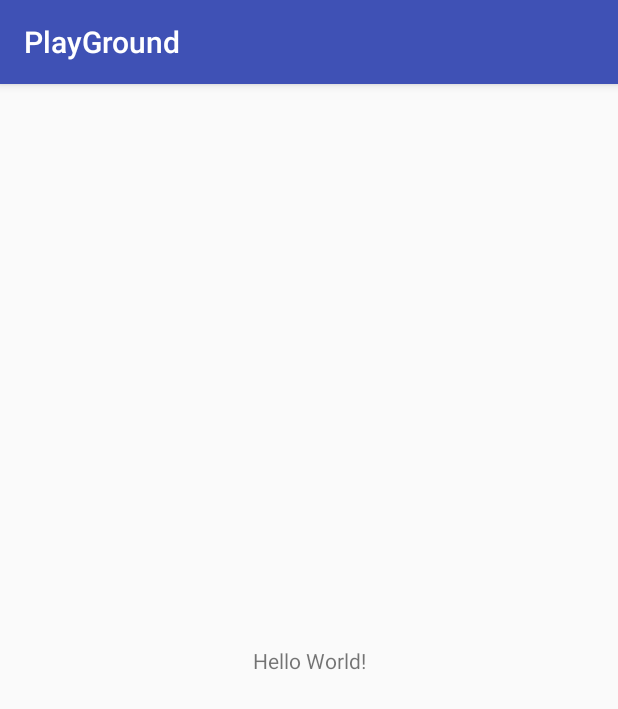
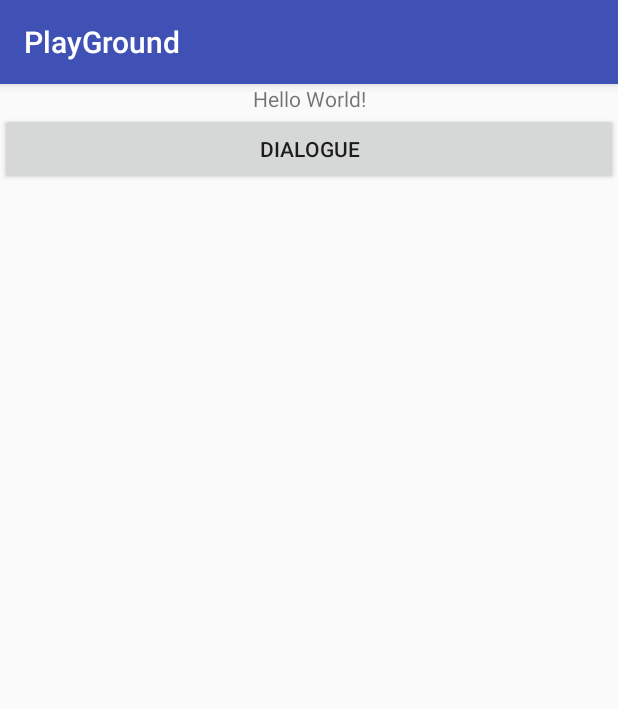
Before and after one commit to moh4med/PlayGround, an Android app: the screen it shows after launch (MainActivity), on a phone screen of 412 x 824 dp. Shown: the top 709 px of the screen. Run offline under Robolectric (Android 15) with nearby library versions, the phone set to English and light mode, and no system bars.

```diff
--- a/app/src/main/res/layout/activity_main.xml
+++ b/app/src/main/res/layout/activity_main.xml
@@ -1,18 +1,21 @@
 <?xml version="1.0" encoding="utf-8"?>
-<android.support.constraint.ConstraintLayout xmlns:android="http://schemas.android.com/apk/res/android"
+<LinearLayout
+    xmlns:android="http://schemas.android.com/apk/res/android"
     xmlns:app="http://schemas.android.com/apk/res-auto"
     xmlns:tools="http://schemas.android.com/tools"
     android:layout_width="match_parent"
     android:layout_height="match_parent"
-    tools:context="com.example.mohamed.playground.MainActivity">
+    tools:context="com.example.mohamed.playground.MainActivity"
+    android:orientation="vertical">
 
     <TextView
-        android:layout_width="wrap_content"
+        android:layout_width="match_parent"
         android:layout_height="wrap_content"
-        android:text="Hello World!"
-        app:layout_constraintBottom_toBottomOf="parent"
-        app:layout_constraintLeft_toLeftOf="parent"
-        app:layout_constraintRight_toRightOf="parent"
-        app:layout_constraintTop_toTopOf="parent" />
-
-</android.support.constraint.ConstraintLayout>
+        android:gravity="center"
+        android:text="Hello World!" />
+    <Button
+        android:layout_width="match_parent"
+        android:layout_height="wrap_content"
+        android:text="dialogue"
+        android:onClick="onclick"/>
+</LinearLayout>
```
Also changed, not shown: app/src/main/java/com/example/mohamed/playground/MainActivity.java (+80 -0 lines).
